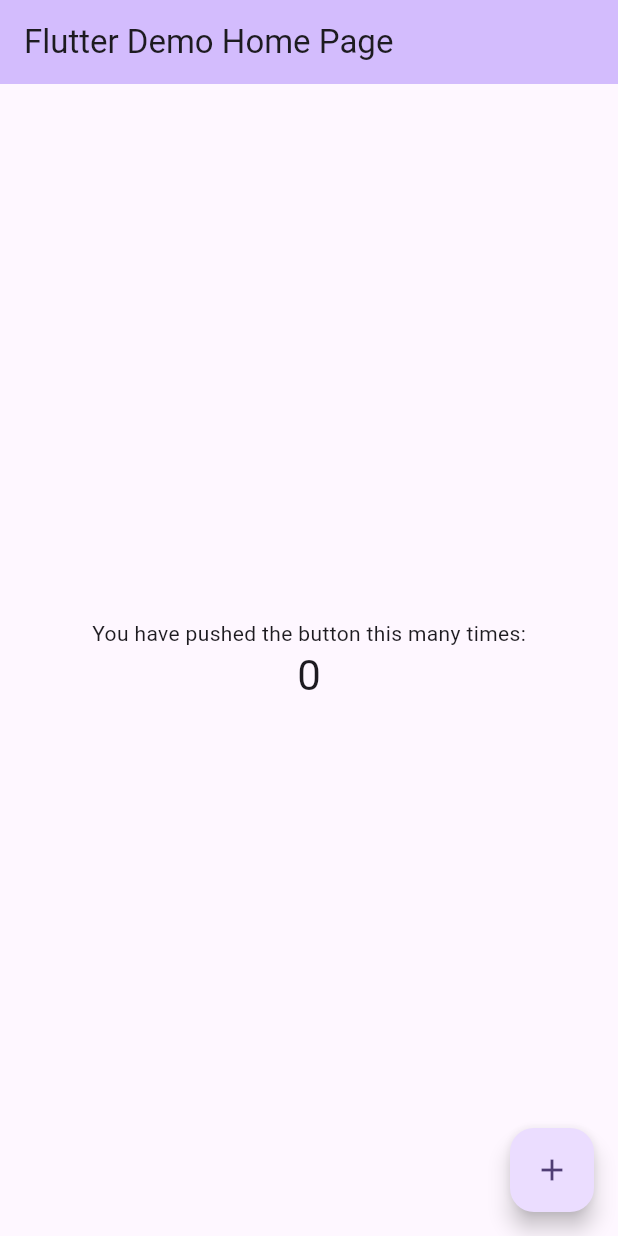
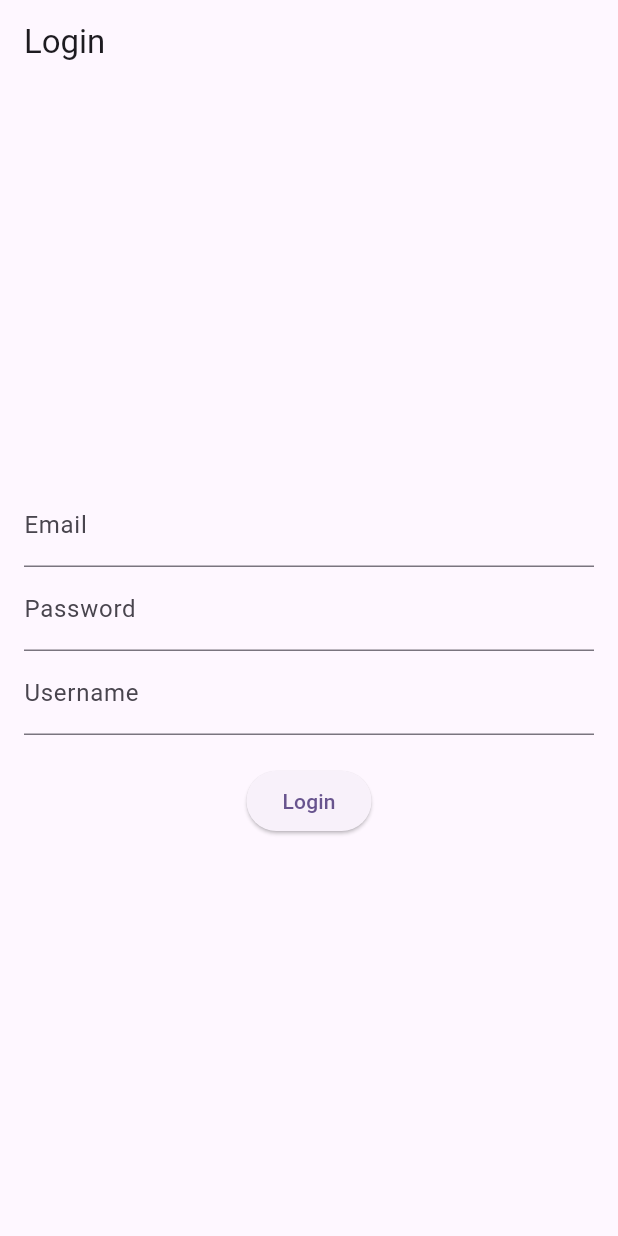
Before and after one commit to Reason-Dahal/ecommerce_frontend, a Flutter app: the screen it shows after launch, on a phone screen of 412 x 824 dp. Run offline on Flutter 3.47's test engine with Material 3 defaults, Android fonts, the phone set to English and light mode, and no system bars.

Commit message:
signup handled

```diff
--- a/lib/core/constants.dart
+++ b/lib/core/constants.dart
@@ -1,3 +1,5 @@
 class ApiConstants {
   static const String baseUrl = "http://192.168.1.100:3000/api/v1";
+
+  static const String authUser = '$baseUrl/user';
 }
--- a/lib/main.dart
+++ b/lib/main.dart
@@ -1,3 +1,4 @@
+import 'package:ecommerce_flutter/screens/signup_screen.dart';
 import 'package:flutter/material.dart';
 
 void main() {
@@ -12,111 +13,8 @@ class MyApp extends StatelessWidget {
   Widget build(BuildContext context) {
     return MaterialApp(
       title: 'Flutter Demo',
-      theme: ThemeData(
-        // This is the theme of your application.
-        //
-        // TRY THIS: Try running your application with "flutter run". You'll see
-        // the application has a purple toolbar. Then, without quitting the app,
-        // try changing the seedColor in the colorScheme below to Colors.green
-        // and then invoke "hot reload" (save your changes or press the "hot
-        // reload" button in a Flutter-supported IDE, or press "r" if you used
-        // the command line to start the app).
-        //
-        // Notice that the counter didn't reset back to zero; the application
-        // state is not lost during the reload. To reset the state, use hot
-        // restart instead.
-        //
-        // This works for code too, not just values: Most code changes can be
-        // tested with just a hot reload.
-        colorScheme: .fromSeed(seedColor: Colors.deepPurple),
-      ),
-      home: const MyHomePage(title: 'Flutter Demo Home Page'),
+      theme: ThemeData(colorScheme: .fromSeed(seedColor: Colors.deepPurple)),
+      home: const SignupScreen(),
     );
   }
 }
-
-class MyHomePage extends StatefulWidget {
-  const MyHomePage({super.key, required this.title});
-
-  // This widget is the home page of your application. It is stateful, meaning
-  // that it has a State object (defined below) that contains fields that affect
-  // how it looks.
-
-  // This class is the configuration for the state. It holds the values (in this
-  // case the title) provided by the parent (in this case the App widget) and
-  // used by the build method of the State. Fields in a Widget subclass are
-  // always marked "final".
-
-  final String title;
-
-  @override
-  State<MyHomePage> createState() => _MyHomePageState();
-}
-
-class _MyHomePageState extends State<MyHomePage> {
-  int _counter = 0;
-
-  void _incrementCounter() {
-    setState(() {
-      // This call to setState tells the Flutter framework that something has
-      // changed in this State, which causes it to rerun the build method below
-      // so that the display can reflect the updated values. If we changed
-      // _counter without calling setState(), then the build method would not be
-      // called again, and so nothing would appear to happen.
-      _counter++;
-    });
-  }
-
-  @override
-  Widget build(BuildContext context) {
-    // This method is rerun every time setState is called, for instance as done
-    // by the _incrementCounter method above.
-    //
-    // The Flutter framework has been optimized to make rerunning build methods
-    // fast, so that you can just rebuild anything that needs updating rather
-    // than having to individually change instances of widgets.
-    return Scaffold(
-      appBar: AppBar(
-        // TRY THIS: Try changing the color here to a specific color (to
-        // Colors.amber, perhaps?) and trigger a hot reload to see the AppBar
-        // change color while the other colors stay the same.
-        backgroundColor: Theme.of(context).colorScheme.inversePrimary,
-        // Here we take the value from the MyHomePage object that was created by
-        // the App.build method, and use it to set our appbar title.
-        title: Text(widget.title),
-      ),
-      body: Center(
-        // Center is a layout widget. It takes a single child and positions it
-        // in the middle of the parent.
-        child: Column(
-          // Column is also a layout widget. It takes a list of children and
-          // arranges them vertically. By default, it sizes itself to fit its
-          // children horizontally, and tries to be as tall as its parent.
-          //
-          // Column has various properties to control how it sizes itself and
-          // how it positions its children. Here we use mainAxisAlignment to
-          // center the children vertically; the main axis here is the vertical
-          // axis because Columns are vertical (the cross axis would be
-          // horizontal).
-          //
-          // TRY THIS: Invoke "debug painting" (choose the "Toggle Debug Paint"
-          // action in the IDE, or press "p" in the console), to see the
-          // wireframe for each widget.
-          mainAxisAlignment: .center,
-          children: [
-            const Text('You have pushed the button this many times:'),
-            Text(
-              '$_counter',
-              style: Theme.of(context).textTheme.headlineMedium,
-            ),
-          ],
-        ),
-      ),
-      floatingActionButton: FloatingActionButton(
-        onPressed: _incrementCounter,
-        tooltip: 'Increment',
-        child: const Icon(Icons.add),
-      ),
-    );
-  }
-}
--- /dev/null
+++ b/lib/screens/signup_screen.dart
@@ -0,0 +1,73 @@
+import 'package:ecommerce_flutter/models/user_model.dart';
+import 'package:ecommerce_flutter/services/auth_service.dart';
+import 'package:flutter/material.dart';
+
+class SignupScreen extends StatefulWidget {
+  const SignupScreen({super.key});
+
+  @override
+  State<SignupScreen> createState() => _SignupScreenState();
+}
+
+class _SignupScreenState extends State<SignupScreen> {
+  final TextEditingController emailController = TextEditingController();
+  final TextEditingController passwordController = TextEditingController();
+  final TextEditingController usernameController = TextEditingController();
+
+  final AuthService _authService = AuthService();
+
+  @override
+  Widget build(BuildContext context) {
+    return Scaffold(
+      appBar: AppBar(title: const Text('Login')),
+      body: Padding(
+        padding: const EdgeInsets.all(16.0),
+        child: Column(
+          mainAxisAlignment: MainAxisAlignment.center,
+          children: [
+            TextField(
+              controller: emailController,
+              decoration: const InputDecoration(labelText: 'Email'),
+            ),
+            TextField(
+              controller: passwordController,
+              decoration: const InputDecoration(labelText: 'Password'),
+              obscureText: true,
+            ),
+            TextField(
+              controller: usernameController,
+              decoration: const InputDecoration(labelText: 'Username'),
+              // obscureText: true,
+            ),
+            const SizedBox(height: 20),
+
+            ElevatedButton(
+              onPressed: () async {
+                UserModel? user = await _authService.signup(
+                  usernameController.text.trim(),
+                  emailController.text.trim(),
+                  passwordController.text.trim(),
+                );
+                // ignore: unnecessary_null_comparison
+                if (user != null && context.mounted) {
+                  // Navigator.pushReplacement(
+                  //   context,
+                  //   MaterialPageRoute(builder: (_) => const HomeScreen()),
+                  ScaffoldMessenger.of(context).showSnackBar(
+                    const SnackBar(content: Text("Sign Up Success")),
+                  );
+                  // );
+                } else {
+                  ScaffoldMessenger.of(context).showSnackBar(
+                    const SnackBar(content: Text('Signup Failed')),
+                  );
+                }
+              },
+              child: const Text('Login'),
+            ),
+          ],
+        ),
+      ),
+    );
+  }
+}
--- /dev/null
+++ b/lib/services/auth_service.dart
@@ -0,0 +1,26 @@
+import 'dart:convert';
+
+import 'package:ecommerce_flutter/core/api_client.dart';
+import 'package:ecommerce_flutter/core/constants.dart';
+import 'package:ecommerce_flutter/models/user_model.dart';
+
+class AuthService {
+  final ApiClient _apiClient = ApiClient();
+
+  Future<UserModel> signup(String name, String email, String password) async {
+    final response = await _apiClient.post(
+      '${ApiConstants.authUser}/registerUser',
+      {'email': email, 'username': name, 'password': password},
+    );
+
+    print("response ${response.body}");
+    if (response.statusCode == 201) {
+      final data = jsonDecode(response.body);
+      print("data $data");
+
+      return UserModel.fromJson(data);
+    } else {
+      throw Exception(jsonDecode(response.body)['message'] ?? 'Signup Failed');
+    }
+  }
+}
```
Also changed, not shown: lib/models/user_model.dart (+6 -5 lines).
